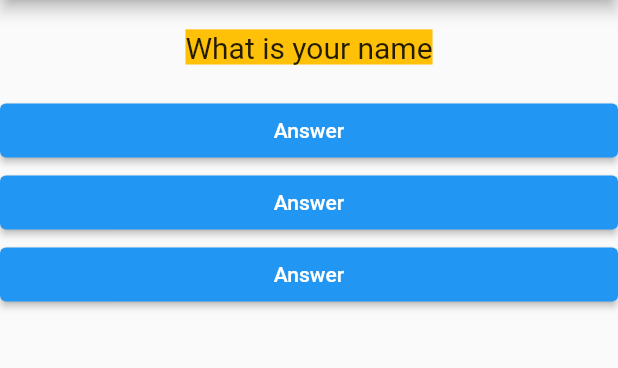
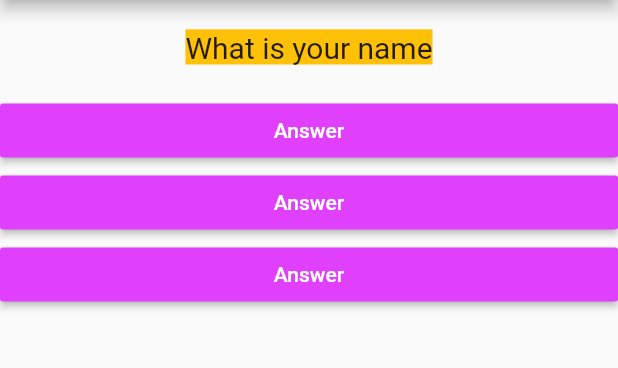
Before and after one commit to tarunsunny3/Flutter-Quiz-App, a Flutter app: the screen it shows after launch, on a phone screen of 412 x 824 dp, the part 84-452 px from its top. Run offline on Flutter 3.47's test engine with Material 2 defaults, Android fonts, the phone set to English and light mode, and no system bars.

```diff
--- a/lib/answer.dart
+++ b/lib/answer.dart
@@ -7,7 +7,9 @@ class Answer extends StatelessWidget {
   Widget build(BuildContext context) {
     return Container(
         width: double.infinity,
-        child: ElevatedButton(
+        child: RaisedButton(
+          textColor: Colors.white,
+          color: Colors.purpleAccent,
           child: Text("Answer"),
           onPressed: answerClickHandler,
         ));
```
Also changed, not shown: 1 other file.
